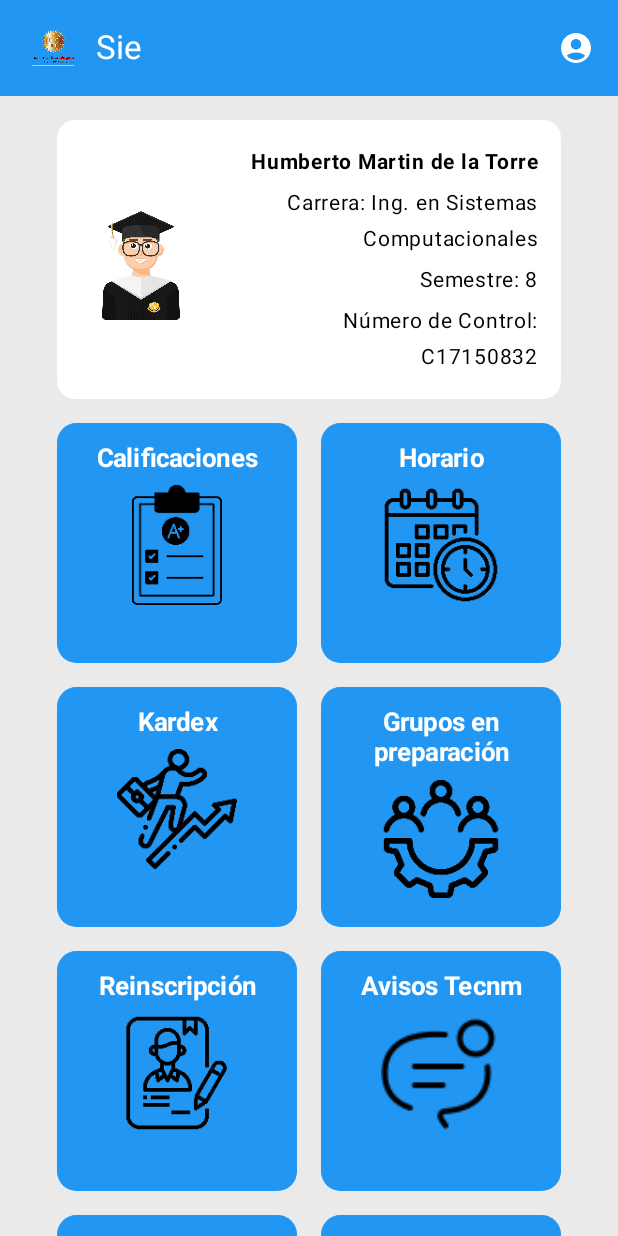
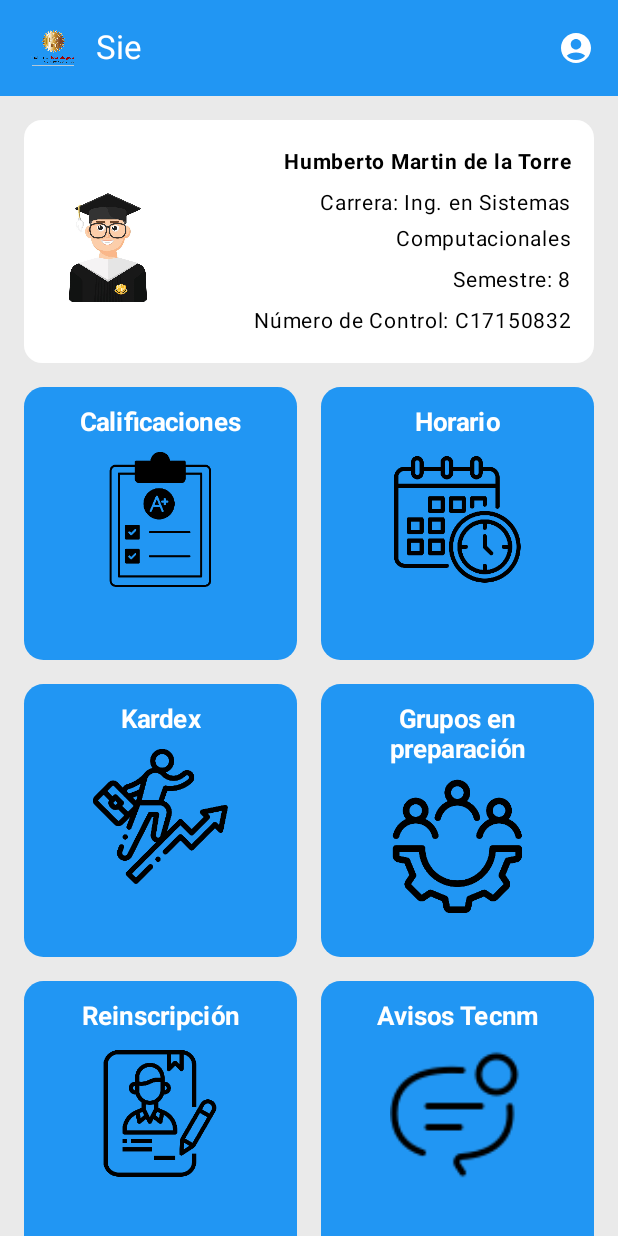
Before and after one commit to MerczA/SieAplication, an Android app built with Jetpack Compose: the Main_Menu screen opened through its navigation route, on a phone screen of 412 x 824 dp. Run offline under Robolectric (Android 15) with nearby library versions, the phone set to English and light mode, and no system bars.

Commit message:
ajuste de main menu para que se acomode al tamaño de la pantalla

```diff
--- a/app/src/main/java/com/example/sieaplication/ui/screens/Main_menu.kt
+++ b/app/src/main/java/com/example/sieaplication/ui/screens/Main_menu.kt
@@ -8,7 +8,6 @@ import androidx.compose.foundation.shape.RoundedCornerShape
 import androidx.compose.foundation.verticalScroll
 import androidx.compose.material.icons.Icons
 import androidx.compose.material.icons.filled.AccountCircle
-import androidx.compose.material.icons.filled.Settings
 import androidx.compose.material3.*
 import androidx.compose.runtime.*
 import androidx.compose.ui.Alignment
@@ -24,13 +23,9 @@ import coil.compose.AsyncImage
 import com.example.sieaplication.R
 import androidx.navigation.NavHostController
 
-// Ancho total de cada fila de botones: 160dp + 16dp + 160dp = 336dp
-private val GRID_WIDTH = 336.dp
-
 @OptIn(ExperimentalMaterial3Api::class)
 @Composable
 fun Main_Menu(navController: NavHostController) {
-
     Scaffold(
         topBar = {
             TopAppBar(
@@ -47,12 +42,8 @@ fun Main_Menu(navController: NavHostController) {
                     }
                 },
                 actions = {
-                    // (A) Variable de estado para controlar el menú
                     var menuExpanded by remember { mutableStateOf(false) }
-
-                    // (B) Contenedor del IconButton + DropdownMenu
                     Box {
-                        // Botón del ícono (abre/cierra el menú)
                         IconButton(onClick = { menuExpanded = !menuExpanded }) {
                             Icon(
                                 imageVector = Icons.Default.AccountCircle,
@@ -60,66 +51,44 @@ fun Main_Menu(navController: NavHostController) {
                                 tint = Color.White
                             )
                         }
-
-                        // Menú desplegable
                         DropdownMenu(
                             expanded = menuExpanded,
                             onDismissRequest = { menuExpanded = false }
                         ) {
-                            // 1) Información personal
                             DropdownMenuItem(
                                 text = { Text("Información personal") },
-                                onClick = {
-                                    // Cierra el menú
-                                    menuExpanded = false
-                                    // Sin funcionalidad extra por ahora
-                                }
+                                onClick = { menuExpanded = false }
                             )
-                            // 2) Información domicilio y contacto
                             DropdownMenuItem(
                                 text = { Text("Información domicilio y contacto") },
-                                onClick = {
-                                    menuExpanded = false
-                                }
+                                onClick = { menuExpanded = false }
                             )
-                            // 3) Información escolar
                             DropdownMenuItem(
                                 text = { Text("Información escolar") },
-                                onClick = {
-                                    menuExpanded = false
-                                }
+                                onClick = { menuExpanded = false }
                             )
-                            // 4) Cambiar datos
                             DropdownMenuItem(
                                 text = { Text("Cambiar datos") },
-                                onClick = {
-                                    menuExpanded = false
-                                }
+                                onClick = { menuExpanded = false }
                             )
-                            // 5) Cambiar contraseña
                             DropdownMenuItem(
                                 text = { Text("Cambiar contraseña") },
-                                onClick = {
-                                    menuExpanded = false
-                                }
+                                onClick = { menuExpanded = false }
                             )
-                            // 6) Cerrar sesión
                             DropdownMenuItem(
                                 text = { Text("Cerrar sesión") },
-                                onClick = {
-                                    menuExpanded = false
-                                }
+                                onClick = { menuExpanded = false }
                             )
                         }
                     }
                 },
                 colors = TopAppBarDefaults.topAppBarColors(
-                    containerColor = Color(0xFF2196F3), // Color de la barra
+                    containerColor = Color(0xFF2196F3),
                     titleContentColor = Color.White
                 )
             )
         },
-        containerColor = Color(0xFFEAEAEA) // Fondo de la pantalla
+        containerColor = Color(0xFFEAEAEA)
     ) { innerPadding ->
         Column(
             modifier = Modifier
@@ -130,9 +99,11 @@ fun Main_Menu(navController: NavHostController) {
         ) {
             Spacer(modifier = Modifier.height(16.dp))
 
-            // Tarjeta de info (mismo ancho que las filas de botones)
+            // Tarjeta de info: .fillMaxWidth() para ajustarse a la pantalla
             StudentInfoCard(
-                modifier = Modifier.width(GRID_WIDTH),
+                modifier = Modifier
+                    .fillMaxWidth()
+                    .padding(horizontal = 16.dp),
                 name = "Humberto Martin de la Torre",
                 career = "Ing. en Sistemas Computacionales",
                 semester = "8",
@@ -141,95 +112,151 @@ fun Main_Menu(navController: NavHostController) {
 
             Spacer(modifier = Modifier.height(16.dp))
 
-            // Fila 1 de botones
-            Row(
-                modifier = Modifier.width(GRID_WIDTH),
-                horizontalArrangement = Arrangement.Center
-            ) {
-                ButtonCuadrado(
-                    text = "Calificaciones",
-                    imageRes = R.drawable.calificaciones_icon,
-                    onClick = {navController.navigate("calif_screen")}
-                )
-                Spacer(modifier = Modifier.width(16.dp))
-                ButtonCuadrado(
-                    text = "Horario",
-                    imageRes = R.drawable.horario_icon,
-
-
-                    onClick = { navController.navigate("screen_horario") }
-
-                )
-            }
+            // Fila 1
+            ButtonRow(
+                leftButtonText = "Calificaciones",
+                leftButtonIcon = R.drawable.calificaciones_icon,
+                onLeftClick = { navController.navigate("calif_screen") },
+                rightButtonText = "Horario",
+                rightButtonIcon = R.drawable.horario_icon,
+                onRightClick = { navController.navigate("screen_horario") }
+            )
 
             Spacer(modifier = Modifier.height(16.dp))
 
-            // Fila 2 de botones
-            Row(
-                modifier = Modifier.width(GRID_WIDTH),
-                horizontalArrangement = Arrangement.Center
-            ) {
-                ButtonCuadrado(
-                    text = "Kardex",
-                    imageRes = R.drawable.kardex_icon,
-
-                    onClick = { navController.navigate("screen_kardex") }
-
-                )
-                Spacer(modifier = Modifier.width(16.dp))
-                ButtonCuadrado(
-                    text = "Grupos en preparación",
-                    imageRes = R.drawable.grupos_en_preparacion_icon,
-                    onClick = {}
-                )
-            }
+            // Fila 2
+            ButtonRow(
+                leftButtonText = "Kardex",
+                leftButtonIcon = R.drawable.kardex_icon,
+                onLeftClick = { navController.navigate("screen_kardex") },
+                rightButtonText = "Grupos en preparación",
+                rightButtonIcon = R.drawable.grupos_en_preparacion_icon,
+                onRightClick = {}
+            )
 
             Spacer(modifier = Modifier.height(16.dp))
 
-            // Fila 3 de botones
-            Row(
-                modifier = Modifier.width(GRID_WIDTH),
-                horizontalArrangement = Arrangement.Center
-            ) {
-                ButtonCuadrado(
-                    text = "Reinscripción",
-                    imageRes = R.drawable.inscripsion_icon,
-                    onClick = {}
-                )
-                Spacer(modifier = Modifier.width(16.dp))
-                ButtonCuadrado(
-                    text = "Avisos Tecnm",
-                    imageRes = R.drawable.aviso_icon,
-                    onClick = {navController.navigate("screen_avisos")}
-                )
-            }
+            // Fila 3
+            ButtonRow(
+                leftButtonText = "Reinscripción",
+                leftButtonIcon = R.drawable.inscripsion_icon,
+                onLeftClick = {},
+                rightButtonText = "Avisos Tecnm",
+                rightButtonIcon = R.drawable.aviso_icon,
+                onRightClick = { navController.navigate("screen_avisos") }
+            )
 
             Spacer(modifier = Modifier.height(16.dp))
 
-            // Fila 4 de botones
-            Row(
-                modifier = Modifier.width(GRID_WIDTH),
-                horizontalArrangement = Arrangement.Center
-            ) {
-                ButtonCuadrado(
-                    text = "Documentos",
-                    imageRes = R.drawable.docuemntos_icon,
-                    onClick = {}
-                )
-                Spacer(modifier = Modifier.width(16.dp))
-                ButtonCuadrado(
-                    text = "Credencial Digital",
-                    imageRes = R.drawable.credencial_digital_icon,
-                    onClick = {}
-                )
-            }
+            // Fila 4
+            ButtonRow(
+                leftButtonText = "Documentos",
+                leftButtonIcon = R.drawable.docuemntos_icon,
+                onLeftClick = {},
+                rightButtonText = "Credencial Digital",
+                rightButtonIcon = R.drawable.credencial_digital_icon,
+                onRightClick = {}
+            )
 
             Spacer(modifier = Modifier.height(32.dp))
         }
     }
 }
 
-// (A) Tarjeta con info del estudiante
+/**
+ * Muestra dos botones responsivos en una fila.
+ * Cada botón ocupa la mitad del ancho, con aspectRatio(1f) para mantener la forma cuadrada.
+ */
+@Composable
+fun ButtonRow(
+    leftButtonText: String,
+    leftButtonIcon: Int,
+    onLeftClick: () -> Unit,
+    rightButtonText: String,
+    rightButtonIcon: Int,
+    onRightClick: () -> Unit
+) {
+    Row(
+        modifier = Modifier
+            .fillMaxWidth()
+            .padding(horizontal = 16.dp),
+        horizontalArrangement = Arrangement.spacedBy(16.dp),
+        verticalAlignment = Alignment.CenterVertically
+    ) {
+        // Caja izquierda (mitad de la fila, cuadrada)
+        Box(
+            modifier = Modifier
+                .weight(1f)       // Ocupa mitad del ancho
+                .aspectRatio(1f)  // Forza forma cuadrada
+        ) {
+            ButtonSquare(
+                text = leftButtonText,
+                imageRes = leftButtonIcon,
+                onClick = onLeftClick
+            )
+        }
+
+        // Caja derecha (mitad de la fila, cuadrada)
+        Box(
+            modifier = Modifier
+                .weight(1f)
+                .aspectRatio(1f)
+        ) {
+            ButtonSquare(
+                text = rightButtonText,
+                imageRes = rightButtonIcon,
+                onClick = onRightClick
+            )
+        }
+    }
+}
+
+/**
+ * Botón cuadrado que llena el espacio asignado por la caja que lo contiene.
+ * La caja (Box) ya maneja el aspectRatio(1f).
+ */
+@Composable
+fun ButtonSquare(
+    text: String,
+    imageRes: Int,
+    onClick: () -> Unit
+) {
+    Button(
+        onClick = onClick,
+        modifier = Modifier.fillMaxSize(),
+        shape = RoundedCornerShape(13.dp),
+        colors = ButtonDefaults.buttonColors(
+            containerColor = Color(0xFF2196F3)
+        )
+    ) {
+        Column(
+            modifier = Modifier.fillMaxSize(),
+            horizontalAlignment = Alignment.CenterHorizontally,
+            verticalArrangement = Arrangement.Top
+        ) {
+            Text(
+                text = text,
+                fontWeight = FontWeight.Bold,
+                fontSize = 17.sp,
+                textAlign = TextAlign.Center,
+                color = Color.White,
+                modifier = Modifier
+                    .fillMaxWidth()
+                    .padding(top = 5.dp)
+            )
+            Spacer(modifier = Modifier.height(10.dp))
+            AsyncImage(
+                model = imageRes,
+                contentDescription = "Imagen",
+                modifier = Modifier.size(90.dp)
+            )
+        }
+    }
+}
+
+/**
+ * Tarjeta con la información del estudiante, usando fillMaxWidth() para ajustarse a la pantalla.
+ */
 @Composable
 fun StudentInfoCard(
     modifier: Modifier = Modifier,
@@ -248,21 +275,18 @@ fun StudentInfoCard(
             modifier = Modifier.padding(16.dp),
             verticalAlignment = Alignment.CenterVertically
         ) {
-            // Foto de perfil más grande (96.dp)
             Image(
-                painter = painterResource(id = R.drawable.alumno_foto_perfil), // Reemplaza con tu recurso
+                painter = painterResource(id = R.drawable.alumno_foto_perfil),
                 contentDescription = "Foto de perfil",
                 modifier = Modifier
-                    .size(96.dp)        // Aumenta el tamaño de la imagen
+                    .size(96.dp)
                     .padding(end = 16.dp)
                     .clip(CircleShape)
             )
-
-            // Columna de texto a la derecha
             Column(
                 modifier = Modifier.fillMaxWidth(),
                 horizontalAlignment = Alignment.End,
-                verticalArrangement = Arrangement.spacedBy(3.dp) // Espacio entre líneas de texto
+                verticalArrangement = Arrangement.spacedBy(3.dp)
             ) {
                 Text(
                     text = name,
@@ -293,43 +317,3 @@ fun StudentInfoCard(
         }
     }
 }
-
-// (B) Botón cuadrado con imagen
-@Composable
-fun ButtonCuadrado(
-    text: String,
-    imageRes: Int,
-    onClick: () -> Unit
-) {
-    Button(
-        onClick = onClick,
-        modifier = Modifier.size(160.dp),  // Botón cuadrado 160x160
-        shape = RoundedCornerShape(13.dp),
-        colors = ButtonDefaults.buttonColors(
-            containerColor = Color(0xFF2196F3) // Color azul. Ajusta a tu gusto
-        )
-    ) {
-        Column(
-            modifier = Modifier.fillMaxSize(),
-            horizontalAlignment = Alignment.CenterHorizontally,
-            verticalArrangement = Arrangement.Top
-        ) {
-            Text(
-                text = text,
-                fontWeight = FontWeight.Bold,
-                fontSize = 17.sp,
-                textAlign = TextAlign.Center,
-                color = Color.White,
-                modifier = Modifier
-                    .fillMaxWidth()
-                    .padding(top = 5.dp)
-            )
-            Spacer(modifier = Modifier.height(8.dp))
-            AsyncImage(
-                model = imageRes,
-                contentDescription = "Imagen",
-                modifier = Modifier.size(80.dp)
-            )
-        }
-    }
-}
```
